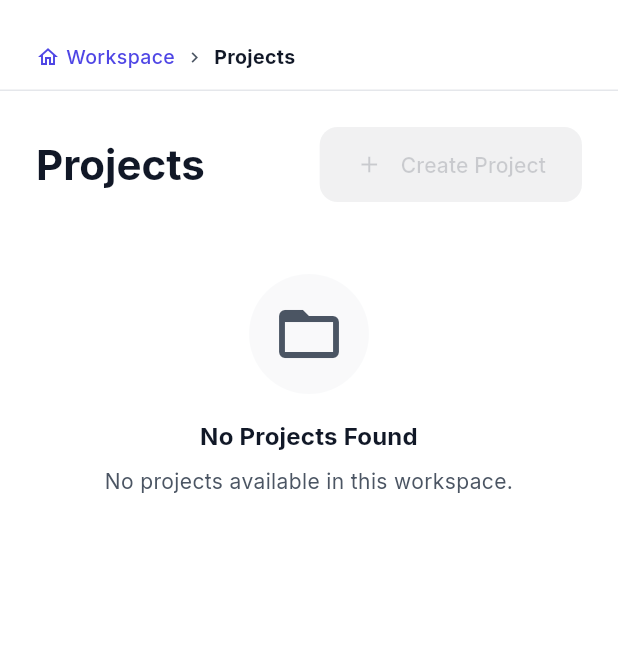
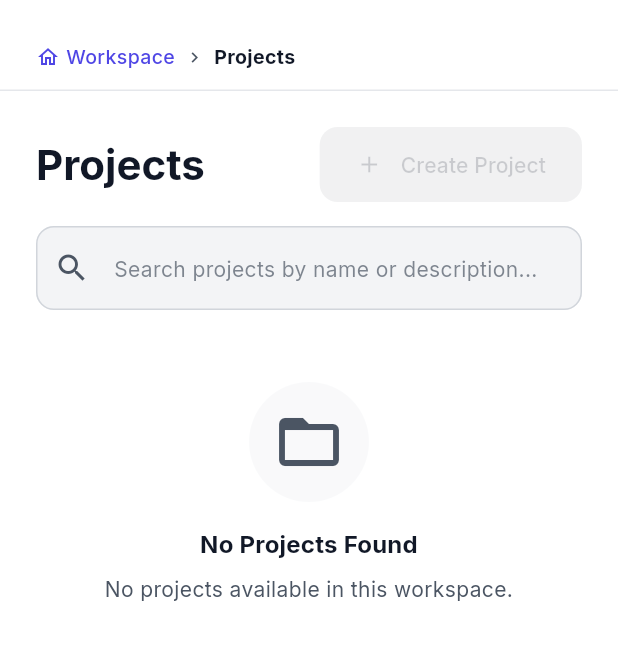
Before and after one commit to sivapranaydakamari/Orivox, a Flutter app: the ProjectListScreen screen opened by its route, on a phone screen of 412 x 824 dp, the part 59-719 px from its top. Run offline on Flutter 3.47's test engine with Material 3 defaults, Android fonts, the phone set to English and light mode, and no system bars; our stand-ins replace device_preview, dio, flutter_dotenv, flutter_markdown, flutter_riverpod, flutter_secure_storage and 4 more; accounts and stored records are empty; network calls fail.

Commit message:
feat(ui): add GhostButton, refine sidebar layout border, and add project search filter

```diff
--- a/frontend/lib/core/widgets/saas_layout.dart
+++ b/frontend/lib/core/widgets/saas_layout.dart
@@ -202,8 +202,11 @@ class SaaSLayout extends ConsumerWidget {
               if (isDesktop)
                 SizedBox(
                   width: 240,
-                  child: Material(
-                    elevation: 1,
+                  child: Container(
+                    decoration: BoxDecoration(
+                      color: theme.colorScheme.surface,
+                      border: Border(right: BorderSide(color: theme.colorScheme.outlineVariant)),
+                    ),
                     child: drawerContent,
                   ),
                 ),
--- a/frontend/lib/features/project/presentation/screens/project_list_screen.dart
+++ b/frontend/lib/features/project/presentation/screens/project_list_screen.dart
@@ -12,11 +12,25 @@ import '../../../../core/widgets/buttons.dart';
 import '../../../../core/widgets/inputs.dart';
 import '../../../../core/widgets/saas_layout.dart';
 
-class ProjectListScreen extends ConsumerWidget {
+class ProjectListScreen extends ConsumerStatefulWidget {
   const ProjectListScreen({super.key});
 
   @override
-  Widget build(BuildContext context, WidgetRef ref) {
+  ConsumerState<ProjectListScreen> createState() => _ProjectListScreenState();
+}
+
+class _ProjectListScreenState extends ConsumerState<ProjectListScreen> {
+  final TextEditingController _searchController = TextEditingController();
+  String _searchQuery = '';
+
+  @override
+  void dispose() {
+    _searchController.dispose();
+    super.dispose();
+  }
+
+  @override
+  Widget build(BuildContext context) {
     final projectsState = ref.watch(projectListProvider);
     final permissions = ref.watch(permissionsProvider);
 
@@ -50,9 +64,40 @@ class ProjectListScreen extends ConsumerWidget {
                 ),
               ],
             ),
+            const SizedBox(height: 16),
+            TextField(
+              controller: _searchController,
+              decoration: InputDecoration(
+                hintText: 'Search projects by name or description...',
+                prefixIcon: const Icon(Icons.search),
+                suffixIcon: _searchQuery.isNotEmpty
+                    ? IconButton(
+                        icon: const Icon(Icons.clear),
+                        onPressed: () {
+                          _searchController.clear();
+                          setState(() {
+                            _searchQuery = '';
+                          });
+                        },
+                      )
+                    : null,
+              ),
+              onChanged: (val) {
+                setState(() {
+                  _searchQuery = val.trim().toLowerCase();
+                });
+              },
+            ),
             const SizedBox(height: 24),
             projectsState.when(
-              data: (projects) {
+              data: (allProjects) {
+                final projects = _searchQuery.isEmpty
+                    ? allProjects
+                    : allProjects.where((p) {
+                        final nameMatch = p.name.toLowerCase().contains(_searchQuery);
+                        final descMatch = p.description?.toLowerCase().contains(_searchQuery) ?? false;
+                        return nameMatch || descMatch;
+                      }).toList();
                 if (projects.isEmpty) {
                   return EmptyState(
                     title: 'No Projects Found',
```
Also changed, not shown: frontend/lib/core/widgets/buttons.dart (+57 -0 lines).
